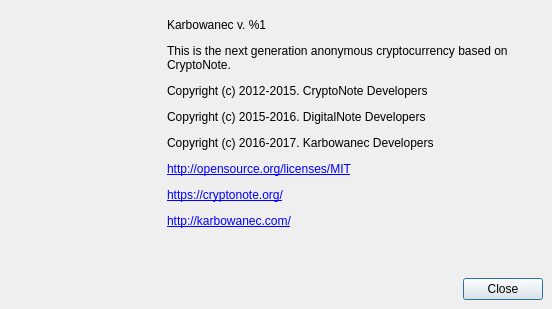
Old version of the form src/gui/ui/aboutdialog.ui in the repository cryptonotefoundation/cryptonotewallet.
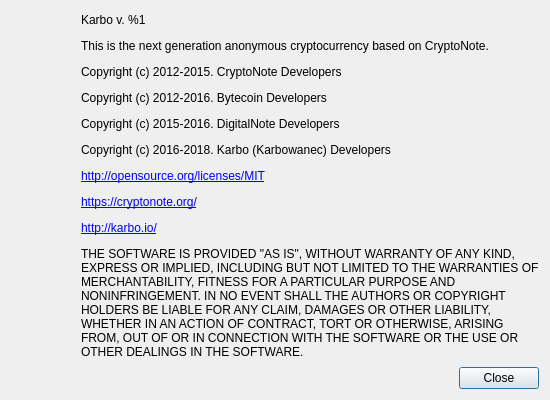
New version of the form. Icons and pictures are not drawn.

Diff of the .ui file:
```diff
--- a/src/gui/ui/aboutdialog.ui
+++ b/src/gui/ui/aboutdialog.ui
@@ -6,8 +6,8 @@
    <rect>
     <x>0</x>
     <y>0</y>
-    <width>552</width>
-    <height>309</height>
+    <width>550</width>
+    <height>400</height>
    </rect>
   </property>
   <property name="sizePolicy">
@@ -19,7 +19,7 @@
   <property name="minimumSize">
    <size>
     <width>550</width>
-    <height>250</height>
+    <height>400</height>
    </size>
   </property>
   <property name="maximumSize">
@@ -31,18 +31,15 @@
   <property name="windowTitle">
    <string>About %1</string>
   </property>
-  <widget class="QWidget" name="">
-   <property name="geometry">
-    <rect>
-     <x>11</x>
-     <y>15</y>
-     <width>532</width>
-     <height>285</height>
-    </rect>
-   </property>
    <layout class="QVBoxLayout" name="verticalLayout">
     <item>
      <layout class="QFormLayout" name="formLayout">
+     <property name="sizeConstraint">
+      <enum>QLayout::SetDefaultConstraint</enum>
+     </property>
+     <property name="rowWrapPolicy">
+      <enum>QFormLayout::WrapLongRows</enum>
+     </property>
       <item row="0" column="0">
        <widget class="QLabel" name="KRBcoin">
         <property name="enabled">
@@ -56,14 +53,14 @@
         </property>
         <property name="minimumSize">
          <size>
-          <width>150</width>
-          <height>150</height>
+         <width>64</width>
+         <height>64</height>
          </size>
         </property>
         <property name="maximumSize">
          <size>
-          <width>150</width>
-          <height>150</height>
+         <width>64</width>
+         <height>64</height>
          </size>
         </property>
         <property name="baseSize">
@@ -101,7 +98,7 @@
          </size>
         </property>
         <property name="text">
-         <string>&lt;html&gt;&lt;head/&gt;&lt;body&gt;&lt;p&gt;Karbowanec v. %1&lt;/p&gt;&lt;p&gt;This is the next generation anonymous cryptocurrency based on CryptoNote.&lt;/p&gt;&lt;p&gt;Copyright (c) 2012-2015. CryptoNote Developers&lt;/p&gt;&lt;p&gt;Copyright (c) 2015-2016. DigitalNote Developers&lt;/p&gt;&lt;p&gt;Copyright (c) 2016-2017. Karbowanec Developers&lt;/p&gt;&lt;p&gt;&lt;a href=&quot;http://opensource.org/licenses/MIT&quot;&gt;&lt;span style=&quot; text-decoration: underline; color:#0000ff;&quot;&gt;http://opensource.org/licenses/MIT&lt;/span&gt;&lt;/a&gt;&lt;/p&gt;&lt;p&gt;&lt;a href=&quot;https://cryptonote.org/&quot;&gt;&lt;span style=&quot; text-decoration: underline; color:#0000ff;&quot;&gt;https://cryptonote.org/&lt;/span&gt;&lt;/a&gt;&lt;/p&gt;&lt;p&gt;&lt;a href=&quot;http://karbowanec.com/&quot;&gt;&lt;span style=&quot; text-decoration: underline; color:#0000ff;&quot;&gt;http://karbowanec.com/&lt;/span&gt;&lt;/a&gt;&lt;/p&gt;&lt;/body&gt;&lt;/html&gt;</string>
+        <string>&lt;html&gt;&lt;head/&gt;&lt;body&gt;&lt;p&gt;Karbo v. %1&lt;/p&gt;&lt;p&gt;This is the next generation anonymous cryptocurrency based on CryptoNote.&lt;/p&gt;&lt;p&gt;Copyright (c) 2012-2015. CryptoNote Developers&lt;/p&gt;&lt;p&gt;Copyright (c) 2012-2016. Bytecoin Developers&lt;/p&gt;&lt;p&gt;Copyright (c) 2015-2016. DigitalNote Developers&lt;/p&gt;&lt;p&gt;Copyright (c) 2016-2018. Karbo (Karbowanec) Developers&lt;/p&gt;&lt;p&gt;&lt;a href=&quot;http://opensource.org/licenses/MIT&quot;&gt;&lt;span style=&quot; text-decoration: underline; color:#0000ff;&quot;&gt;http://opensource.org/licenses/MIT&lt;/span&gt;&lt;/a&gt;&lt;/p&gt;&lt;p&gt;&lt;a href=&quot;https://cryptonote.org/&quot;&gt;&lt;span style=&quot; text-decoration: underline; color:#0000ff;&quot;&gt;https://cryptonote.org/&lt;/span&gt;&lt;/a&gt;&lt;/p&gt;&lt;p&gt;&lt;a href=&quot;http://karbo.io/&quot;&gt;&lt;span style=&quot; text-decoration: underline; color:#0000ff;&quot;&gt;http://karbo.io/&lt;/span&gt;&lt;/a&gt;&lt;/p&gt;&lt;p&gt;THE SOFTWARE IS PROVIDED &amp;quot;AS IS&amp;quot;, WITHOUT WARRANTY OF ANY KIND, EXPRESS OR IMPLIED, INCLUDING BUT NOT LIMITED TO THE WARRANTIES OF MERCHANTABILITY, FITNESS FOR A PARTICULAR PURPOSE AND NONINFRINGEMENT. IN NO EVENT SHALL THE AUTHORS OR COPYRIGHT HOLDERS BE LIABLE FOR ANY CLAIM, DAMAGES OR OTHER LIABILITY, WHETHER IN AN ACTION OF CONTRACT, TORT OR OTHERWISE, ARISING FROM, OUT OF OR IN CONNECTION WITH THE SOFTWARE OR THE USE OR OTHER DEALINGS IN THE SOFTWARE.&lt;/p&gt;&lt;/body&gt;&lt;/html&gt;</string>
         </property>
         <property name="textFormat">
          <enum>Qt::RichText</enum>
@@ -144,7 +141,6 @@
      </layout>
     </item>
    </layout>
-  </widget>
  </widget>
  <resources>
   <include location="../../resources.qrc"/>
```
Left out of the diff: 6 changed lines with no effect on the pictures. Lines whose indentation alone changed are shown as unchanged.
